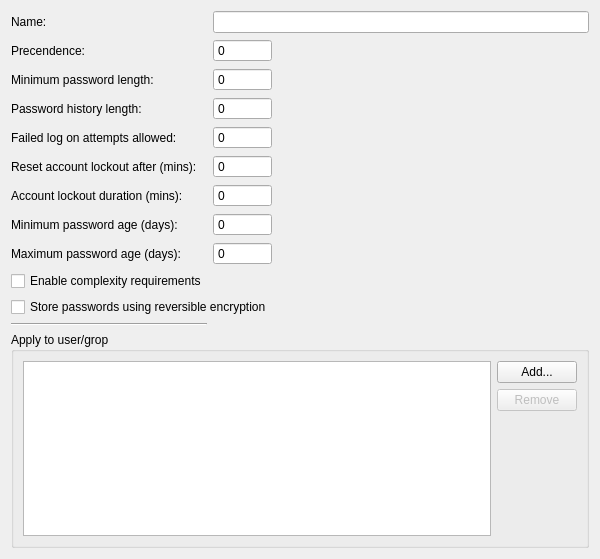
Old version of the form src/admc/results_widgets/pso_results_widget/pso_edit_widget.ui in the repository altlinux/admc.
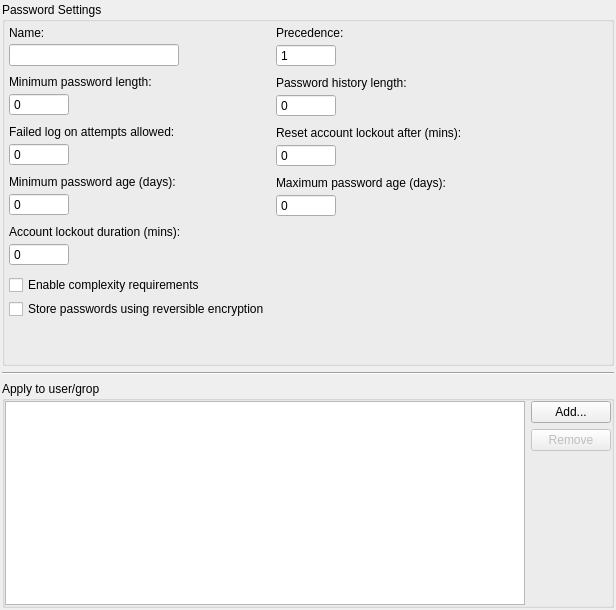
New version of the form.

Commit message:
Complete PSOEditWidget
Did UI edits loading, applied user/groups list widget loading,
edit byte values getter and etc.

Patch:
```diff
--- a/src/admc/results_widgets/pso_results_widget/pso_edit_widget.ui
+++ b/src/admc/results_widgets/pso_results_widget/pso_edit_widget.ui
@@ -1,95 +1,576 @@
 <?xml version="1.0" encoding="UTF-8"?>
 <ui version="4.0">
- <class>PsoEditWidget</class>
- <widget class="QWidget" name="PsoEditWidget">
+ <class>PSOEditWidget</class>
+ <widget class="QWidget" name="PSOEditWidget">
+  <property name="enabled">
+   <bool>true</bool>
+  </property>
   <property name="geometry">
    <rect>
     <x>0</x>
     <y>0</y>
-    <width>600</width>
-    <height>559</height>
+    <width>616</width>
+    <height>610</height>
    </rect>
   </property>
   <property name="windowTitle">
    <string>Form</string>
   </property>
-  <layout class="QGridLayout" name="gridLayout">
-   <item row="0" column="1" colspan="2">
-    <widget class="QLineEdit" name="name_edit">
-     <property name="text">
-      <string/>
+  <layout class="QVBoxLayout" name="verticalLayout_4">
+   <property name="leftMargin">
+    <number>2</number>
+   </property>
+   <property name="topMargin">
+    <number>2</number>
+   </property>
+   <property name="rightMargin">
+    <number>2</number>
+   </property>
+   <property name="bottomMargin">
+    <number>2</number>
+   </property>
+   <item>
+    <widget class="QGroupBox" name="groupBox_2">
+     <property name="enabled">
+      <bool>true</bool>
      </property>
-     <property name="cursorPosition">
-      <number>0</number>
+     <property name="title">
+      <string>Password Settings</string>
      </property>
+     <layout class="QHBoxLayout" name="horizontalLayout_3">
+      <property name="leftMargin">
+       <number>4</number>
+      </property>
+      <property name="topMargin">
+       <number>4</number>
+      </property>
+      <property name="rightMargin">
+       <number>4</number>
+      </property>
+      <property name="bottomMargin">
+       <number>4</number>
+      </property>
+      <item>
+       <layout class="QVBoxLayout" name="verticalLayout_2">
+        <property name="spacing">
+         <number>4</number>
+        </property>
+        <item>
+         <widget class="QLabel" name="name_label">
+          <property name="text">
+           <string>Name:</string>
+          </property>
+         </widget>
+        </item>
+        <item>
+         <widget class="QLineEdit" name="name_edit">
+          <property name="maximumSize">
+           <size>
+            <width>170</width>
+            <height>16777215</height>
+           </size>
+          </property>
+          <property name="text">
+           <string/>
+          </property>
+          <property name="cursorPosition">
+           <number>0</number>
+          </property>
+          <property name="readOnly">
+           <bool>false</bool>
+          </property>
+         </widget>
+        </item>
+        <item>
+         <spacer name="verticalSpacer_7">
+          <property name="orientation">
+           <enum>Qt::Vertical</enum>
+          </property>
+          <property name="sizeType">
+           <enum>QSizePolicy::Minimum</enum>
+          </property>
+          <property name="sizeHint" stdset="0">
+           <size>
+            <width>20</width>
+            <height>5</height>
+           </size>
+          </property>
+         </spacer>
+        </item>
+        <item>
+         <widget class="QLabel" name="passwd_length_label">
+          <property name="text">
+           <string>Minimum password length:</string>
+          </property>
+         </widget>
+        </item>
+        <item>
+         <widget class="QSpinBox" name="min_passwd_len_spinbox">
+          <property name="minimumSize">
+           <size>
+            <width>40</width>
+            <height>0</height>
+           </size>
+          </property>
+          <property name="maximumSize">
+           <size>
+            <width>60</width>
+            <height>16777215</height>
+           </size>
+          </property>
+          <property name="readOnly">
+           <bool>false</bool>
+          </property>
+          <property name="buttonSymbols">
+           <enum>QAbstractSpinBox::NoButtons</enum>
+          </property>
+          <property name="maximum">
+           <number>99</number>
+          </property>
+          <property name="value">
+           <number>0</number>
+          </property>
+         </widget>
+        </item>
+        <item>
+         <spacer name="verticalSpacer_8">
+          <property name="orientation">
+           <enum>Qt::Vertical</enum>
+          </property>
+          <property name="sizeType">
+           <enum>QSizePolicy::Minimum</enum>
+          </property>
+          <property name="sizeHint" stdset="0">
+           <size>
+            <width>20</width>
+            <height>5</height>
+           </size>
+          </property>
+         </spacer>
+        </item>
+        <item>
+         <widget class="QLabel" name="logon_attempts_label">
+          <property name="text">
+           <string>Failed log on attempts allowed:</string>
+          </property>
+         </widget>
+        </item>
+        <item>
+         <widget class="QSpinBox" name="logon_attempts_spinbox">
+          <property name="minimumSize">
+           <size>
+            <width>40</width>
+            <height>0</height>
+           </size>
+          </property>
+          <property name="maximumSize">
+           <size>
+            <width>60</width>
+            <height>16777215</height>
+           </size>
+          </property>
+          <property name="readOnly">
+           <bool>false</bool>
+          </property>
+          <property name="buttonSymbols">
+           <enum>QAbstractSpinBox::NoButtons</enum>
+          </property>
+         </widget>
+        </item>
+        <item>
+         <spacer name="verticalSpacer_9">
+          <property name="orientation">
+           <enum>Qt::Vertical</enum>
+          </property>
+          <property name="sizeType">
+           <enum>QSizePolicy::Minimum</enum>
+          </property>
+          <property name="sizeHint" stdset="0">
+           <size>
+            <width>20</width>
+            <height>5</height>
+           </size>
+          </property>
+         </spacer>
+        </item>
+        <item>
+         <widget class="QLabel" name="min_passwd_age_label">
+          <property name="text">
+           <string>Minimum password age (days):</string>
+          </property>
+         </widget>
+        </item>
+        <item>
+         <widget class="QSpinBox" name="min_age_spinbox">
+          <property name="minimumSize">
+           <size>
+            <width>40</width>
+            <height>0</height>
+           </size>
+          </property>
+          <property name="maximumSize">
+           <size>
+            <width>60</width>
+            <height>16777215</height>
+           </size>
+          </property>
+          <property name="accessibleName">
+           <string/>
+          </property>
+          <property name="readOnly">
+           <bool>false</bool>
+          </property>
+          <property name="buttonSymbols">
+           <enum>QAbstractSpinBox::NoButtons</enum>
+          </property>
+          <property name="suffix">
+           <string/>
+          </property>
+          <property name="value">
+           <number>0</number>
+          </property>
+         </widget>
+        </item>
+        <item>
+         <spacer name="verticalSpacer_10">
+          <property name="orientation">
+           <enum>Qt::Vertical</enum>
+          </property>
+          <property name="sizeType">
+           <enum>QSizePolicy::Minimum</enum>
+          </property>
+          <property name="sizeHint" stdset="0">
+           <size>
+            <width>20</width>
+            <height>5</height>
+           </size>
+          </property>
+         </spacer>
+        </item>
+        <item>
+         <widget class="QLabel" name="lockout_duration_label">
+          <property name="text">
+           <string>Account lockout duration (mins):</string>
+          </property>
+         </widget>
+        </item>
+        <item>
+         <widget class="QSpinBox" name="lockout_duration_spinbox">
+          <property name="minimumSize">
+           <size>
+            <width>40</width>
+            <height>0</height>
+           </size>
+          </property>
+          <property name="maximumSize">
+           <size>
+            <width>60</width>
+            <height>16777215</height>
+           </size>
+          </property>
+          <property name="readOnly">
+           <bool>false</bool>
+          </property>
+          <property name="buttonSymbols">
+           <enum>QAbstractSpinBox::NoButtons</enum>
+          </property>
+          <property name="value">
+           <number>0</number>
+          </property>
+         </widget>
+        </item>
+        <item>
+         <spacer name="verticalSpacer_11">
+          <property name="orientation">
+           <enum>Qt::Vertical</enum>
+          </property>
+          <property name="sizeType">
+           <enum>QSizePolicy::Minimum</enum>
+          </property>
+          <property name="sizeHint" stdset="0">
+           <size>
+            <width>20</width>
+            <height>5</height>
+           </size>
+          </property>
+         </spacer>
+        </item>
+        <item>
+         <widget class="QCheckBox" name="complexity_req_checkbox">
+          <property name="layoutDirection">
+           <enum>Qt::LeftToRight</enum>
+          </property>
+          <property name="text">
+           <string>Enable complexity requirements</string>
+          </property>
+          <property name="checkable">
+           <bool>true</bool>
+          </property>
+          <property name="checked">
+           <bool>false</bool>
+          </property>
+         </widget>
+        </item>
+        <item>
+         <widget class="QCheckBox" name="store_passwd_checkbox">
+          <property name="text">
+           <string>Store passwords using reversible encryption</string>
+          </property>
+          <property name="checkable">
+           <bool>true</bool>
+          </property>
+         </widget>
+        </item>
+        <item>
+         <spacer name="verticalSpacer_2">
+          <property name="orientation">
+           <enum>Qt::Vertical</enum>
+          </property>
+          <property name="sizeHint" stdset="0">
+           <size>
+            <width>20</width>
+            <height>40</height>
+           </size>
+          </property>
+         </spacer>
+        </item>
+       </layout>
+      </item>
+      <item>
+       <layout class="QVBoxLayout" name="verticalLayout_3">
+        <property name="spacing">
+         <number>4</number>
+        </property>
+        <property name="sizeConstraint">
+         <enum>QLayout::SetDefaultConstraint</enum>
+        </property>
+        <item>
+         <widget class="QLabel" name="precedence_label">
+          <property name="text">
+           <string>Precedence:</string>
+          </property>
+         </widget>
+        </item>
+        <item>
+         <widget class="QSpinBox" name="precedence_spinbox">
+          <property name="minimumSize">
+           <size>
+            <width>40</width>
+            <height>0</height>
+           </size>
+          </property>
+          <property name="maximumSize">
+           <size>
+            <width>60</width>
+            <height>16777215</height>
+           </size>
+          </property>
+          <property name="toolTip">
+           <string/>
+          </property>
+          <property name="accessibleName">
+           <string/>
+          </property>
+          <property name="accessibleDescription">
+           <string/>
+          </property>
+          <property name="readOnly">
+           <bool>false</bool>
+          </property>
+          <property name="buttonSymbols">
+           <enum>QAbstractSpinBox::NoButtons</enum>
+          </property>
+          <property name="specialValueText">
+           <string/>
+          </property>
+          <property name="minimum">
+           <number>1</number>
+          </property>
+         </widget>
+        </item>
+        <item>
+         <spacer name="verticalSpacer_4">
+          <property name="orientation">
+           <enum>Qt::Vertical</enum>
+          </property>
+          <property name="sizeType">
+           <enum>QSizePolicy::Minimum</enum>
+          </property>
+          <property name="sizeHint" stdset="0">
+           <size>
+            <width>20</width>
+            <height>5</height>
+           </size>
+          </property>
+         </spacer>
+        </item>
+        <item>
+         <widget class="QLabel" name="history_length_label">
+          <property name="text">
+           <string>Password history length:</string>
+          </property>
+         </widget>
+        </item>
+        <item>
+         <widget class="QSpinBox" name="history_length_spinbox">
+          <property name="minimumSize">
+           <size>
+            <width>40</width>
+            <height>0</height>
+           </size>
+          </property>
+          <property name="maximumSize">
+           <size>
+            <width>60</width>
+            <height>16777215</height>
+           </size>
+          </property>
+          <property name="readOnly">
+           <bool>false</bool>
+          </property>
+          <property name="buttonSymbols">
+           <enum>QAbstractSpinBox::NoButtons</enum>
+          </property>
+          <property name="value">
+           <number>0</number>
+          </property>
+         </widget>
+        </item>
+        <item>
+         <spacer name="verticalSpacer_5">
+          <property name="orientation">
+           <enum>Qt::Vertical</enum>
+          </property>
+          <property name="sizeType">
+           <enum>QSizePolicy::Minimum</enum>
+          </property>
+          <property name="sizeHint" stdset="0">
+           <size>
+            <width>20</width>
+            <height>5</height>
+           </size>
+          </property>
+         </spacer>
+        </item>
+        <item>
+         <widget class="QLabel" name="reset_lockout_label">
+          <property name="text">
+           <string>Reset account lockout after (mins):</string>
+          </property>
+         </widget>
+        </item>
+        <item>
+         <widget class="QSpinBox" name="reset_lockout_spinbox">
+          <property name="minimumSize">
+           <size>
+            <width>40</width>
+            <height>0</height>
+           </size>
+          </property>
+          <property name="maximumSize">
+           <size>
+            <width>60</width>
+            <height>16777215</height>
+           </size>
+          </property>
+          <property name="readOnly">
+           <bool>false</bool>
+          </property>
+          <property name="buttonSymbols">
+           <enum>QAbstractSpinBox::NoButtons</enum>
+          </property>
+          <property name="suffix">
+           <string/>
+          </property>
+          <property name="value">
+           <number>0</number>
+          </property>
+         </widget>
+        </item>
+        <item>
+         <spacer name="verticalSpacer_6">
+          <property name="orientation">
+           <enum>Qt::Vertical</enum>
+          </property>
+          <property name="sizeType">
+           <enum>QSizePolicy::Minimum</enum>
+          </property>
+          <property name="sizeHint" stdset="0">
+           <size>
+            <width>20</width>
+            <height>5</height>
+           </size>
+          </property>
+         </spacer>
+        </item>
+        <item>
+         <widget class="QLabel" name="max_passwd_age_label">
+          <property name="text">
+           <string>Maximum password age (days):</string>
+          </property>
+         </widget>
+        </item>
+        <item>
+         <widget class="QSpinBox" name="max_age_spinbox">
+          <property name="minimumSize">
+           <size>
+            <width>40</width>
+            <height>0</height>
+           </size>
+          </property>
+          <property name="maximumSize">
+           <size>
+            <width>60</width>
+            <height>16777215</height>
+           </size>
+          </property>
+          <property name="buttonSymbols">
+           <enum>QAbstractSpinBox::NoButtons</enum>
+          </property>
+          <property name="value">
+           <number>0</number>
+          </property>
+         </widget>
+        </item>
+        <item>
+         <spacer name="verticalSpacer_3">
+          <property name="orientation">
+           <enum>Qt::Vertical</enum>
+          </property>
+          <property name="sizeHint" stdset="0">
+           <size>
+            <width>20</width>
+            <height>40</height>
+           </size>
+          </property>
+         </spacer>
+        </item>
+       </layout>
+      </item>
+      <item>
+       <spacer name="horizontalSpacer">
+        <property name="orientation">
+         <enum>Qt::Horizontal</enum>
+        </property>
+        <property name="sizeHint" stdset="0">
+         <size>
+          <width>40</width>
+          <height>20</height>
+         </size>
+        </property>
+       </spacer>
+      </item>
+     </layout>
     </widget>
    </item>
-   <item row="6" column="0">
-    <widget class="QLabel" name="lockout_duration_label">
-     <property name="text">
-      <string>Account lockout duration (mins):</string>
-     </property>
-    </widget>
-   </item>
-   <item row="0" column="0">
-    <widget class="QLabel" name="name_label">
-     <property name="text">
-      <string>Name:</string>
-     </property>
-    </widget>
-   </item>
-   <item row="2" column="0">
-    <widget class="QLabel" name="passwd_length_label">
-     <property name="text">
-      <string>Minimum password length:</string>
-     </property>
-    </widget>
-   </item>
-   <item row="9" column="0">
-    <widget class="QCheckBox" name="complexity_req_checkbox">
-     <property name="layoutDirection">
-      <enum>Qt::LeftToRight</enum>
-     </property>
-     <property name="text">
-      <string>Enable complexity requirements</string>
-     </property>
-    </widget>
-   </item>
-   <item row="10" column="0" colspan="2">
-    <widget class="QCheckBox" name="store_passwd_checkbox">
-     <property name="text">
-      <string>Store passwords using reversible encryption</string>
-     </property>
-    </widget>
-   </item>
-   <item row="7" column="1">
-    <widget class="QSpinBox" name="min_age_spinbox">
-     <property name="accessibleName">
-      <string/>
-     </property>
-     <property name="buttonSymbols">
-      <enum>QAbstractSpinBox::NoButtons</enum>
-     </property>
-     <property name="suffix">
-      <string/>
-     </property>
-    </widget>
-   </item>
-   <item row="1" column="0">
-    <widget class="QLabel" name="precendence_label">
-     <property name="text">
-      <string>Precendence:</string>
-     </property>
-    </widget>
-   </item>
-   <item row="11" column="0">
+   <item>
     <widget class="Line" name="line">
      <property name="orientation">
       <enum>Qt::Horizontal</enum>
      </property>
     </widget>
    </item>
-   <item row="12" column="0" colspan="3">
+   <item>
     <widget class="QGroupBox" name="groupBox">
      <property name="font">
       <font>
@@ -107,6 +588,18 @@
       <bool>false</bool>
      </property>
      <layout class="QHBoxLayout" name="horizontalLayout">
+      <property name="leftMargin">
+       <number>0</number>
+      </property>
+      <property name="topMargin">
+       <number>0</number>
+      </property>
+      <property name="rightMargin">
+       <number>0</number>
+      </property>
+      <property name="bottomMargin">
+       <number>0</number>
+      </property>
       <item>
        <widget class="QListWidget" name="listWidget"/>
       </item>
@@ -147,109 +640,6 @@
      </layout>
     </widget>
    </item>
-   <item row="8" column="1">
-    <widget class="QSpinBox" name="max_age_spinbox">
-     <property name="buttonSymbols">
-      <enum>QAbstractSpinBox::NoButtons</enum>
-     </property>
-    </widget>
-   </item>
-   <item row="7" column="0">
-    <widget class="QLabel" name="min_passwd_age_label">
-     <property name="text">
-      <string>Minimum password age (days):</string>
-     </property>
-    </widget>
-   </item>
-   <item row="3" column="1">
-    <widget class="QSpinBox" name="history_length_spinbox">
-     <property name="buttonSymbols">
-      <enum>QAbstractSpinBox::NoButtons</enum>
-     </property>
-    </widget>
-   </item>
-   <item row="5" column="0">
-    <widget class="QLabel" name="reset_lockout_label">
-     <property name="text">
-      <string>Reset account lockout after (mins):</string>
-     </property>
-    </widget>
-   </item>
-   <item row="5" column="1">
-    <widget class="QSpinBox" name="reset_lockout_spinbox">
-     <property name="buttonSymbols">
-      <enum>QAbstractSpinBox::NoButtons</enum>
-     </property>
-     <property name="suffix">
-      <string/>
-     </property>
-    </widget>
-   </item>
-   <item row="2" column="1">
-    <widget class="QSpinBox" name="min_passwd_len_spinbox">
-     <property name="buttonSymbols">
-      <enum>QAbstractSpinBox::NoButtons</enum>
-     </property>
-     <property name="maximum">
-      <number>99</number>
-     </property>
-    </widget>
-   </item>
-   <item row="1" column="1">
-    <widget class="QSpinBox" name="precendenc_spinbox">
-     <property name="buttonSymbols">
-      <enum>QAbstractSpinBox::NoButtons</enum>
-     </property>
-    </widget>
-   </item>
-   <item row="6" column="1">
-    <widget class="QSpinBox" name="lockout_duration_spinbox">
-     <property name="buttonSymbols">
-      <enum>QAbstractSpinBox::NoButtons</enum>
-     </property>
-    </widget>
-   </item>
-   <item row="8" column="0">
-    <widget class="QLabel" name="max_passwd_age_label">
-     <property name="text">
-      <string>Maximum password age (days):</string>
-     </property>
-    </widget>
-   </item>
-   <item row="1" column="2">
-    <spacer name="horizontalSpacer">
-     <property name="orientation">
-      <enum>Qt::Horizontal</enum>
-     </property>
-     <property name="sizeHint" stdset="0">
-      <size>
-       <width>301</width>
-       <height>20</height>
-      </size>
-     </property>
-    </spacer>
-   </item>
-   <item row="4" column="1">
-    <widget class="QSpinBox" name="logon_attempts_spinbox">
-     <property name="buttonSymbols">
-      <enum>QAbstractSpinBox::NoButtons</enum>
-     </property>
-    </widget>
-   </item>
-   <item row="3" column="0">
-    <widget class="QLabel" name="history_length_label">
-     <property name="text">
-      <string>Password history length:</string>
-     </property>
-    </widget>
-   </item>
-   <item row="4" column="0">
-    <widget class="QLabel" name="logon_attempts_label">
-     <property name="text">
-      <string>Failed log on attempts allowed:</string>
-     </property>
-    </widget>
-   </item>
   </layout>
  </widget>
  <resources/>
```
Left out of the diff: 2 changed lines with no effect on the pictures. The commit also changes 2 other files.
